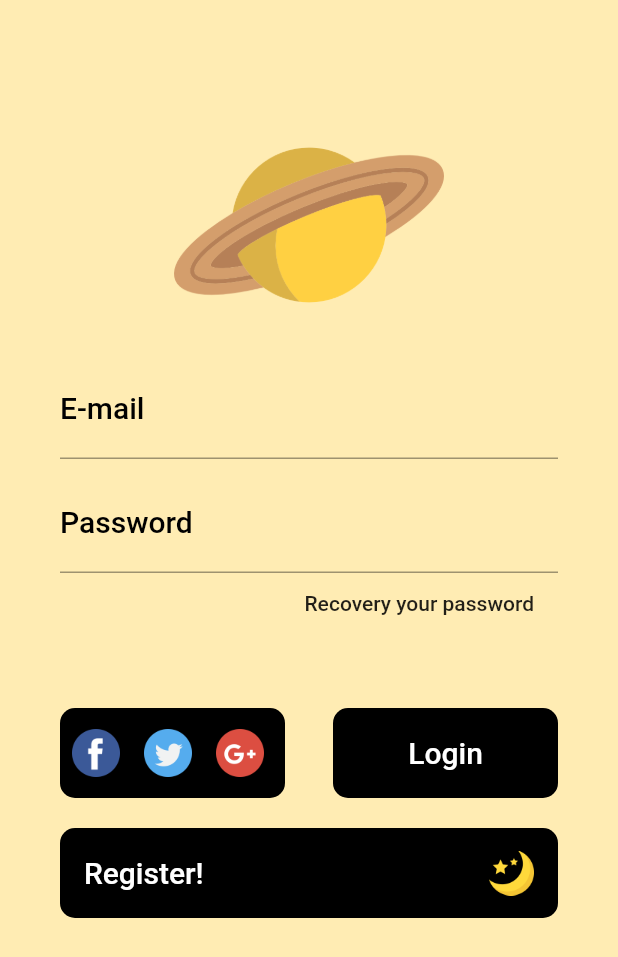
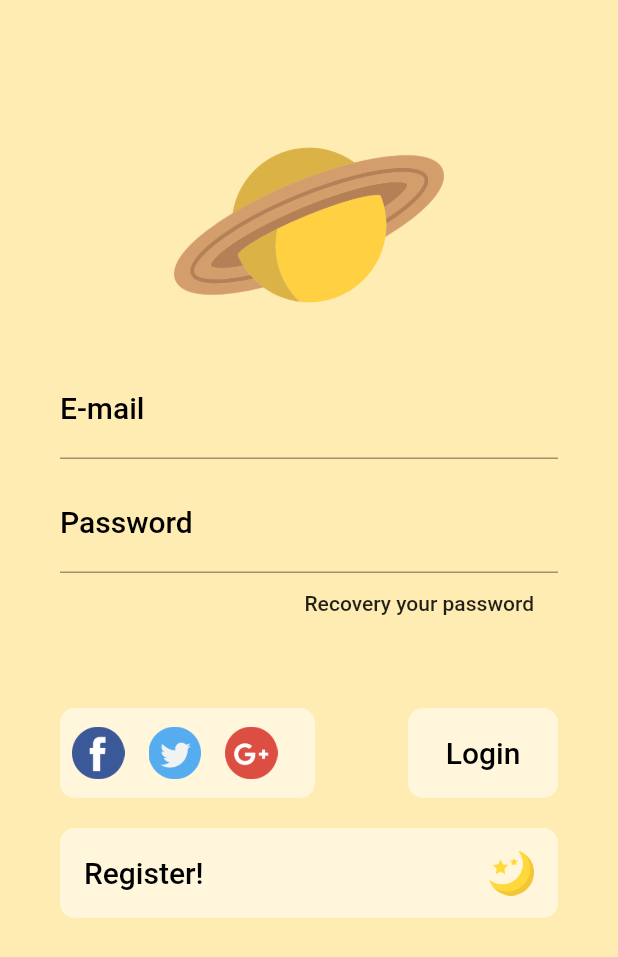
Before and after one commit to juliobonon/Astrodono, a Flutter app: the screen it shows after launch, on a phone screen of 412 x 824 dp. Shown: the top 957 px of the screen. Run offline on Flutter 3.47's test engine with Material 2 defaults, Android fonts, the phone set to English and light mode, and no system bars; missing offline and left inert: flutter_country_picker.

Commit message:
Change home.dart colors

```diff
--- a/lib/UI/Register.dart
+++ b/lib/UI/Register.dart
@@ -133,7 +133,7 @@ class _RegisterPageState extends State<RegisterPage> {
                     )
                   ],
                 ),
-                SizedBox(height: 15),
+                SizedBox(height: 40),
                 Container(
                  decoration: BoxDecoration(
                    color: Colors.white,
--- a/lib/UI/home.dart
+++ b/lib/UI/home.dart
@@ -71,27 +71,27 @@ class LoginPage extends StatelessWidget {
                   mainAxisAlignment: MainAxisAlignment.spaceBetween,
                   children: <Widget>[
                     Container(
-                      decoration: BoxDecoration(color: Colors.black,
+                      decoration: BoxDecoration(color: Colors.white54,
                       borderRadius: BorderRadius.all(
                         Radius.circular(10)
                       )
                       ),
-                      width: 150,
+                      width: 170,
                       height: 60,
                       child: Row(
                         children: <Widget>[
                           IconButton(
-                            iconSize: 30,
+                            iconSize: 35,
                             icon: Image.asset('imgs/facebook.png'),
                             onPressed: () {},
                           ),
                           IconButton(
-                            iconSize: 30,
+                            iconSize: 35,
                             icon: Image.asset('imgs/twitter.png'),
                             onPressed: () {},
                           ),
                           IconButton(
-                            iconSize: 30,
+                            iconSize: 35,
                             icon: Image.asset('imgs/google-plus.png'),
                             onPressed: () {},
                           ),
@@ -99,10 +99,10 @@ class LoginPage extends StatelessWidget {
                       ),
                     ),
                     Container(
-                      width: 150,
+                      width: 100,
                       height: 60,
                       decoration: BoxDecoration(
-                        color: Colors.black,
+                        color: Colors.white54,
                         borderRadius: BorderRadius.all(
                           Radius.circular(10)
                           ),
@@ -115,7 +115,7 @@ class LoginPage extends StatelessWidget {
                             child: FlatButton(
                               onPressed: () {},
                               child: Text("Login",
-                              style: TextStyle(color: Colors.white, fontSize: 20)),
+                              style: TextStyle(color: Colors.black, fontSize: 20)),
                             ),
                           )
                         ],
@@ -129,7 +129,7 @@ class LoginPage extends StatelessWidget {
                 child: Container(
                   height: 60,
                   decoration: BoxDecoration(
-                    color: Colors.black,
+                    color: Colors.white54,
                     borderRadius: BorderRadius.all(
                       Radius.circular(10)
                     )
@@ -141,7 +141,7 @@ class LoginPage extends StatelessWidget {
                       children: <Widget>[
                         Container(
                           child:  Text("Register!",
-                          style: TextStyle(color: Colors.white, fontSize: 20),
+                          style: TextStyle(color: Colors.black, fontSize: 20),
                         ),
                         ),
                         Container(
```
